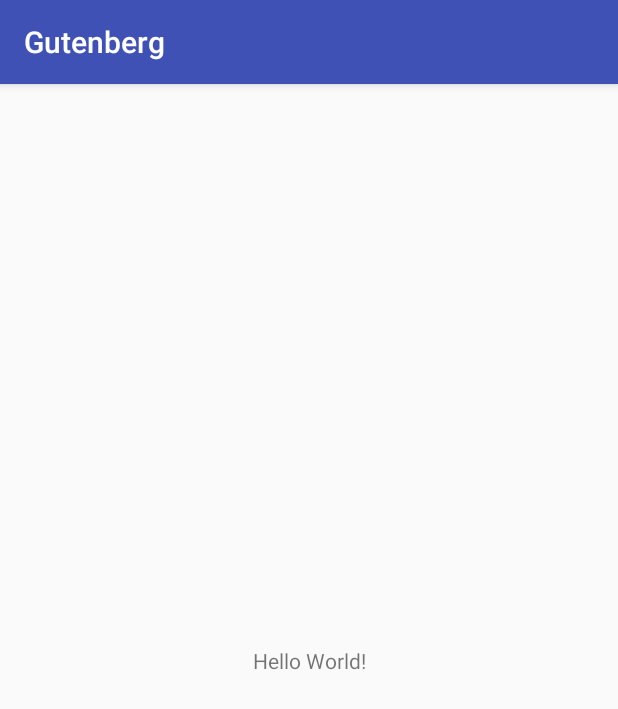
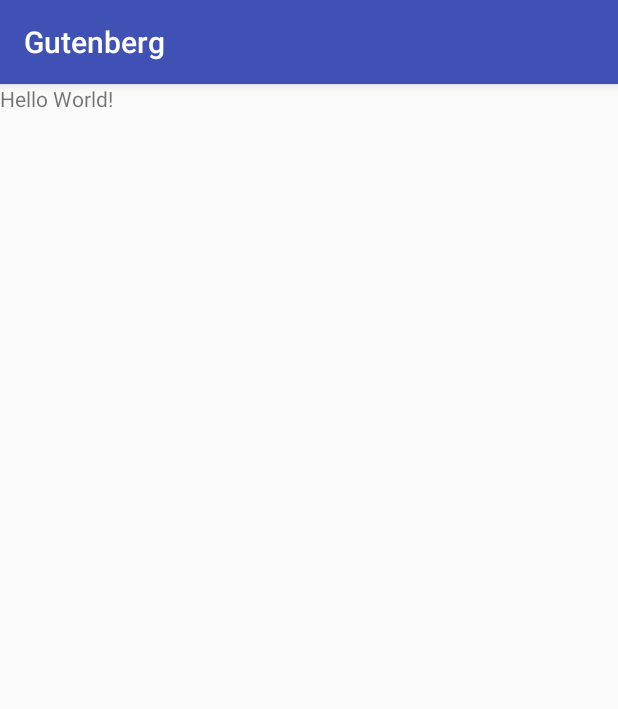
Before and after one commit to Databasserne/android, an Android app: the screen it shows after launch (MainActivity), on a phone screen of 412 x 824 dp. Shown: the top 709 px of the screen. Run offline under Robolectric (Android 15) with nearby library versions, the phone set to English and light mode, and no system bars.

Commit message:
fix(Constraint layout): removed it

```diff
--- a/app/build.gradle
+++ b/app/build.gradle
@@ -25,6 +25,5 @@ dependencies {
         exclude group: 'com.android.support', module: 'support-annotations'
     })
     compile 'com.android.support:appcompat-v7:24.2.1'
-    compile 'com.android.support.constraint:constraint-layout:1.0.2'
     testCompile 'junit:junit:4.12'
 }
--- a/app/src/main/res/layout/activity_main.xml
+++ b/app/src/main/res/layout/activity_main.xml
@@ -1,5 +1,5 @@
 <?xml version="1.0" encoding="utf-8"?>
-<android.support.constraint.ConstraintLayout xmlns:android="http://schemas.android.com/apk/res/android"
+<LinearLayout xmlns:android="http://schemas.android.com/apk/res/android"
     xmlns:app="http://schemas.android.com/apk/res-auto"
     xmlns:tools="http://schemas.android.com/tools"
     android:layout_width="match_parent"
@@ -9,10 +9,6 @@
     <TextView
         android:layout_width="wrap_content"
         android:layout_height="wrap_content"
-        android:text="Hello World!"
-        app:layout_constraintBottom_toBottomOf="parent"
-        app:layout_constraintLeft_toLeftOf="parent"
-        app:layout_constraintRight_toRightOf="parent"
-        app:layout_constraintTop_toTopOf="parent" />
+        android:text="Hello World!" />
 
-</android.support.constraint.ConstraintLayout>
+</LinearLayout>
```
